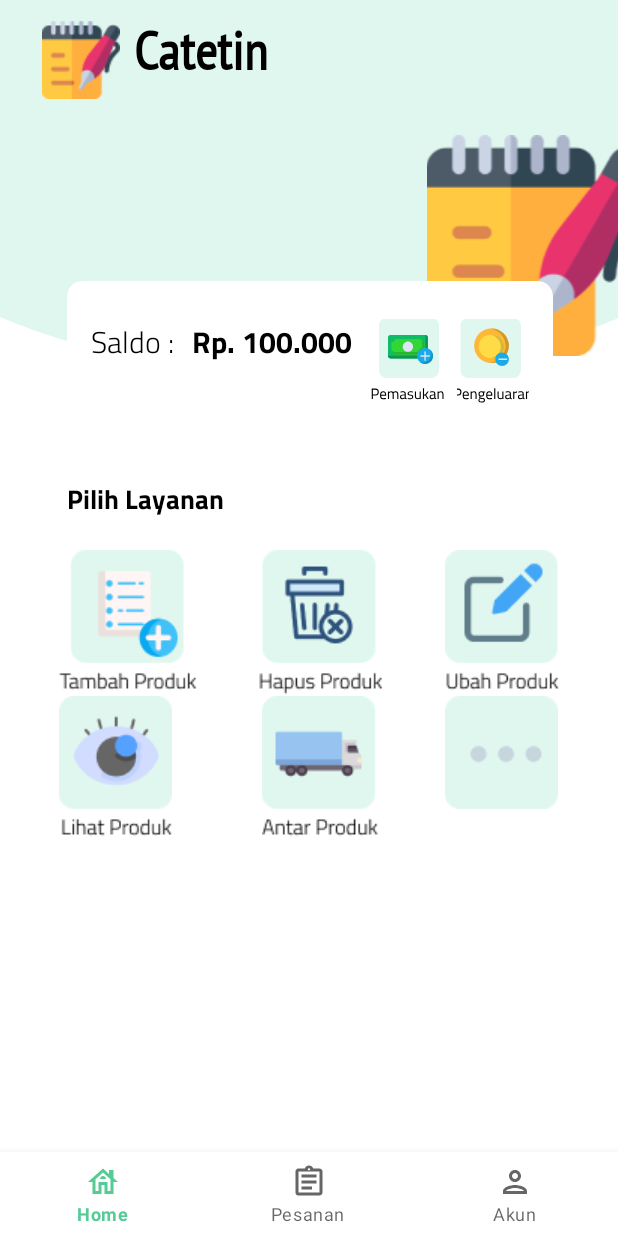
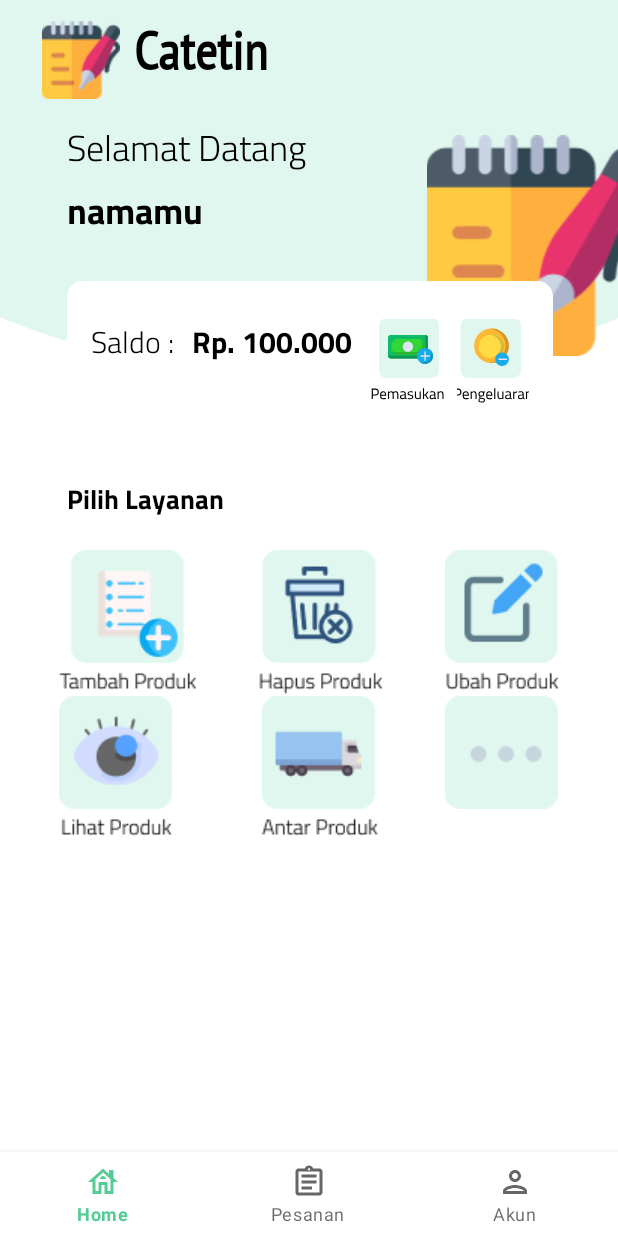
Before and after one commit to galihtrisna/Catetin, an Android app: the screen it shows after launch (HomeActivity), on a phone screen of 412 x 824 dp. Run offline under Robolectric (Android 15) with nearby library versions, the phone set to English and light mode, and no system bars.

Commit message:
Add activity Pesanan

```diff
--- a/app/build.gradle
+++ b/app/build.gradle
@@ -42,6 +42,8 @@ dependencies {
     implementation 'androidx.appcompat:appcompat:1.3.1'
     implementation 'com.google.android.material:material:1.4.0'
     implementation 'androidx.constraintlayout:constraintlayout:2.1.1'
+    implementation 'androidx.recyclerview:recyclerview:1.2.0'
+    implementation 'androidx.cardview:cardview:1.0.0'
     testImplementation 'junit:junit:4.+'
     androidTestImplementation 'androidx.test.ext:junit:1.1.3'
     androidTestImplementation 'androidx.test.espresso:espresso-core:3.4.0'
--- a/app/src/main/AndroidManifest.xml
+++ b/app/src/main/AndroidManifest.xml
@@ -10,7 +10,9 @@
         android:screenOrientation="nosensor"
         android:supportsRtl="true"
         android:theme="@style/Theme.Catetin">
-        <activity android:name=".HomeActivity"></activity>
+        <activity android:name=".AkunActivity"></activity>
+        <activity android:name=".PesananActivity" />
+        <activity android:name=".HomeActivity" />
         <activity android:name=".LihatActivity" />
         <activity android:name=".AntarProdukActivity" />
         <activity android:name=".AkhirActivity" />
--- a/app/src/main/res/layout/activity_home.xml
+++ b/app/src/main/res/layout/activity_home.xml
@@ -50,6 +50,30 @@
         android:textStyle="bold"
         app:layout_constraintStart_toEndOf="@+id/imageView4"
         app:layout_constraintTop_toTopOf="@+id/imageView4" />
+
+    <TextView
+        android:id="@+id/textView8"
+        android:layout_width="wrap_content"
+        android:layout_height="wrap_content"
+        android:layout_marginTop="23dp"
+        android:fontFamily="@font/titillium_web_light"
+        android:text="@string/selamat_datang"
+        android:textColor="@color/black"
+        android:textSize="24sp"
+        app:layout_constraintStart_toStartOf="@+id/cardView3"
+        app:layout_constraintTop_toBottomOf="@+id/textView" />
+
+    <TextView
+        android:layout_width="wrap_content"
+        android:layout_height="wrap_content"
+        android:layout_marginBottom="24dp"
+        android:fontFamily="@font/titillium_webbold"
+        android:text="@string/namamu"
+        android:textColor="@color/black"
+        android:textSize="24sp"
+        app:layout_constraintBottom_toTopOf="@+id/cardView3"
+        app:layout_constraintStart_toStartOf="@+id/cardView3"
+        app:layout_constraintTop_toBottomOf="@+id/textView8" />
 
     <androidx.cardview.widget.CardView
         android:id="@+id/cardView3"
--- a/app/src/main/res/values/strings.xml
+++ b/app/src/main/res/values/strings.xml
@@ -44,4 +44,7 @@
     <string name="saldo">Saldo :</string>
     <string name="totalsaldo">Rp. 100.000</string>
     <string name="pilih_layanan">Pilih Layanan</string>
+    <string name="selamat_datang">Selamat Datang</string>
+    <string name="namamu">namamu</string>
+    <string name="daftar_pesanan">Daftar Pesanan</string>
 </resources>
```
Also changed, not shown: app/src/main/java/com/stematel/catetin/PesananActivity.kt (added, +44 -0 lines), app/src/main/res/drawable/abu_kotak.xml (added, +9 -0 lines), app/src/main/res/layout/activity_pesanan.xml (added, +147 -0 lines), app/src/main/res/drawable-v24/blanja.png (added).
